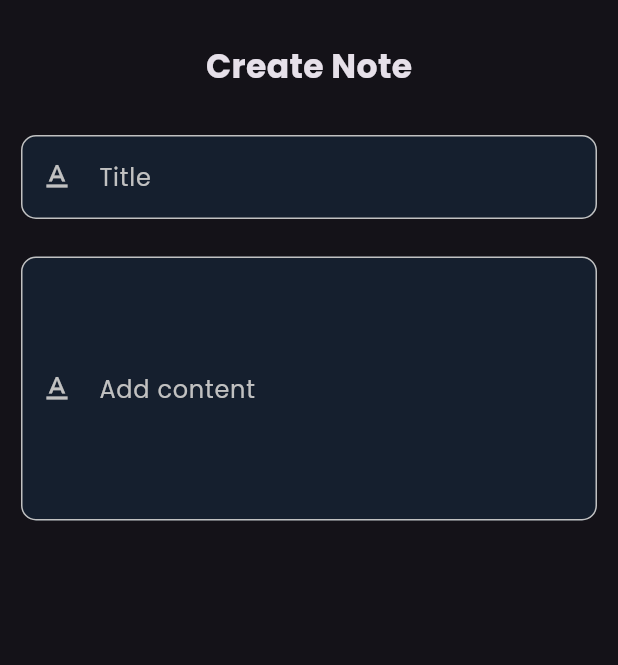
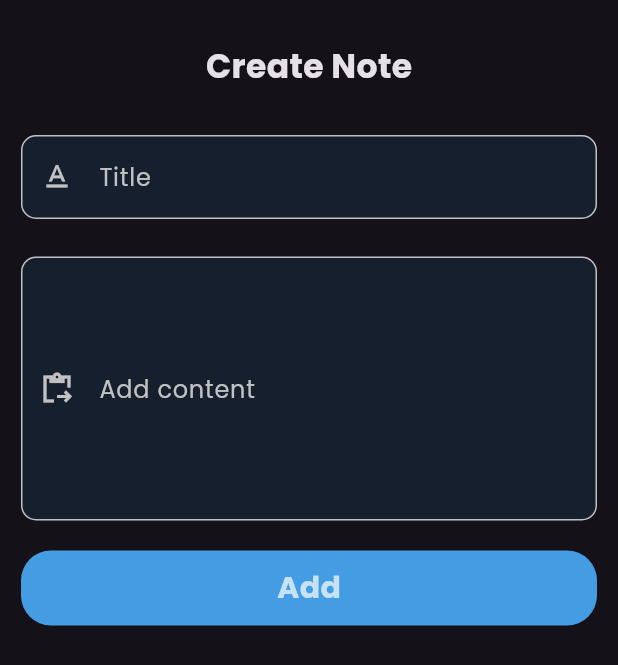
Before and after one commit to ZiadElsewedy/NotesApp, a Flutter app: the AddNote widget shown alone on an empty page, opened directly, on a phone screen of 412 x 824 dp. Shown: the top 665 px of the screen. Run offline on Flutter 3.47's test engine with Material 3 defaults, Android fonts, the phone set to English and light mode, and no system bars.

Commit message:
add custom button

```diff
--- a/lib/Screens/HomeScreen.dart
+++ b/lib/Screens/HomeScreen.dart
@@ -1,6 +1,6 @@
 import 'package:flutter/material.dart';
 import 'package:notesapp/widgets/AddNote.dart';
-import 'package:notesapp/widgets/CustomAppBar.dart';
+import 'package:notesapp/widgets/customs/CustomAppBar.dart';
 import 'package:notesapp/widgets/ListviewBuilder.dart';
 
 class NotesView extends StatelessWidget {
--- a/lib/widgets/AddNote.dart
+++ b/lib/widgets/AddNote.dart
@@ -1,5 +1,6 @@
 import 'package:flutter/material.dart';
-import 'package:notesapp/widgets/customTF/CustomTextField.dart';
+import 'package:notesapp/widgets/customs/CustomTextField.dart';
+import 'package:notesapp/widgets/customs/customButton.dart';
 
 class AddNote extends StatelessWidget {
   const AddNote({super.key});
@@ -8,6 +9,7 @@ class AddNote extends StatelessWidget {
   Widget build(BuildContext context) {
     return Padding(
       padding: const EdgeInsets.all(14.0),
+      child: SingleChildScrollView(
         child: Column(
           children: [
             SizedBox(
@@ -19,8 +21,12 @@ class AddNote extends StatelessWidget {
             ),
             Custom_Text_Field(hintText: 'Add title', Text: 'Title', icon: Icons.text_format,color: const Color.fromARGB(255, 193, 193, 193), MaxLines: 1,),
             SizedBox(height: 25,),
-          Custom_Text_Field(hintText: 'Content', Text: 'Add content', icon: Icons.text_format,color: const Color.fromARGB(255, 193, 193, 193), MaxLines: 6,)
+            Custom_Text_Field(hintText: 'Content', Text: 'Add content', icon: Icons.content_paste_go_sharp,color: const Color.fromARGB(255, 193, 193, 193), MaxLines: 6,),
+            SizedBox(height: 20,),
+            CustomButton(Textname: "Add" , onTap: (){})
+
           ],
+        ),
       ),
     );
   }
--- /dev/null
+++ b/lib/widgets/customs/customButton.dart
@@ -0,0 +1,24 @@
+import 'package:flutter/material.dart';
+import 'package:notesapp/constants/constants.dart';
+
+// ignore: must_be_immutable
+class CustomButton extends StatelessWidget {
+  CustomButton({super.key, required this.Textname ,  this.onTap});
+final String Textname;
+VoidCallback? onTap;
+
+  @override
+  Widget build(BuildContext context) {
+    return  GestureDetector(
+      onTap: onTap ,
+      child: Container(
+                decoration: BoxDecoration(
+                  color: kPrimarycolor,
+                  borderRadius: BorderRadius.circular(20)),
+                width: double.infinity,
+                height: 50,
+                child: Center(child: Text(Textname,style: TextStyle(fontSize: 20 , fontWeight: FontWeight.bold , color: Colors.white70),)) ,
+              ),
+    );
+  }
+}
```
Also changed, not shown: lib/widgets/customs/CustomAppBar.dart (renamed from lib/widgets/CustomAppBar.dart), lib/widgets/customs/CustomTextField.dart (renamed from lib/widgets/customTF/CustomTextField.dart). Lines whose indentation alone changed are shown as unchanged.
